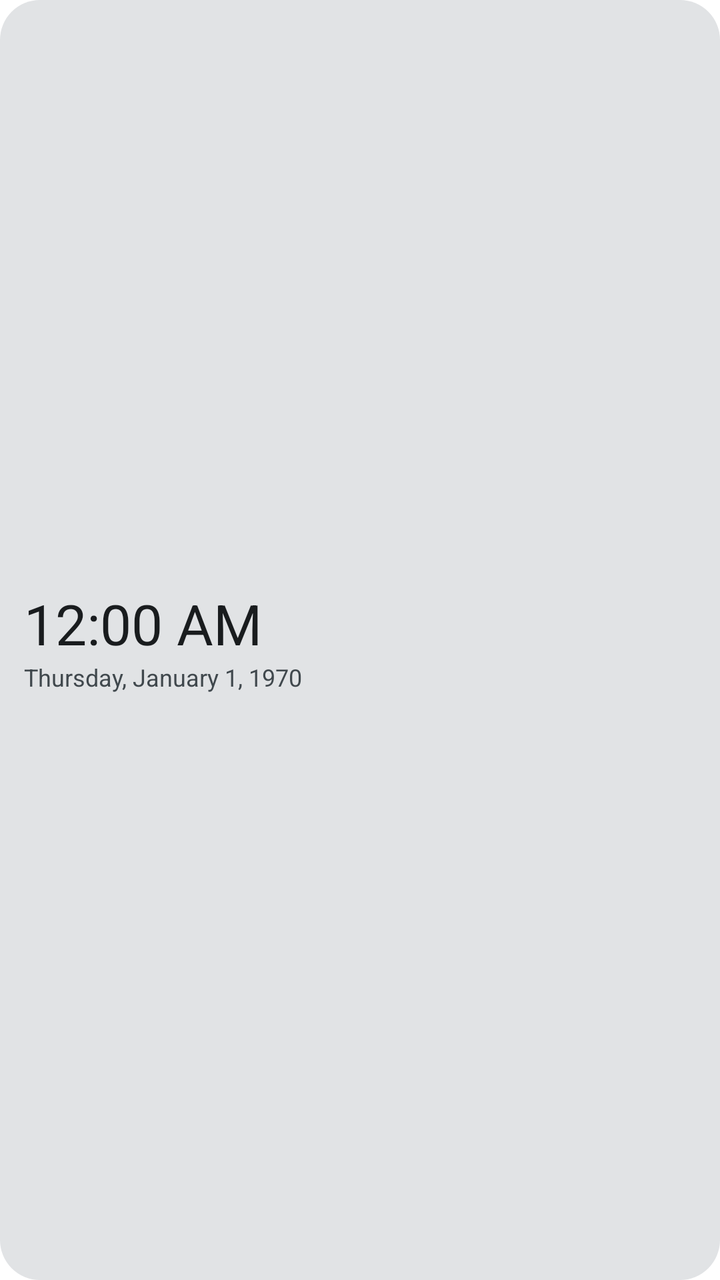
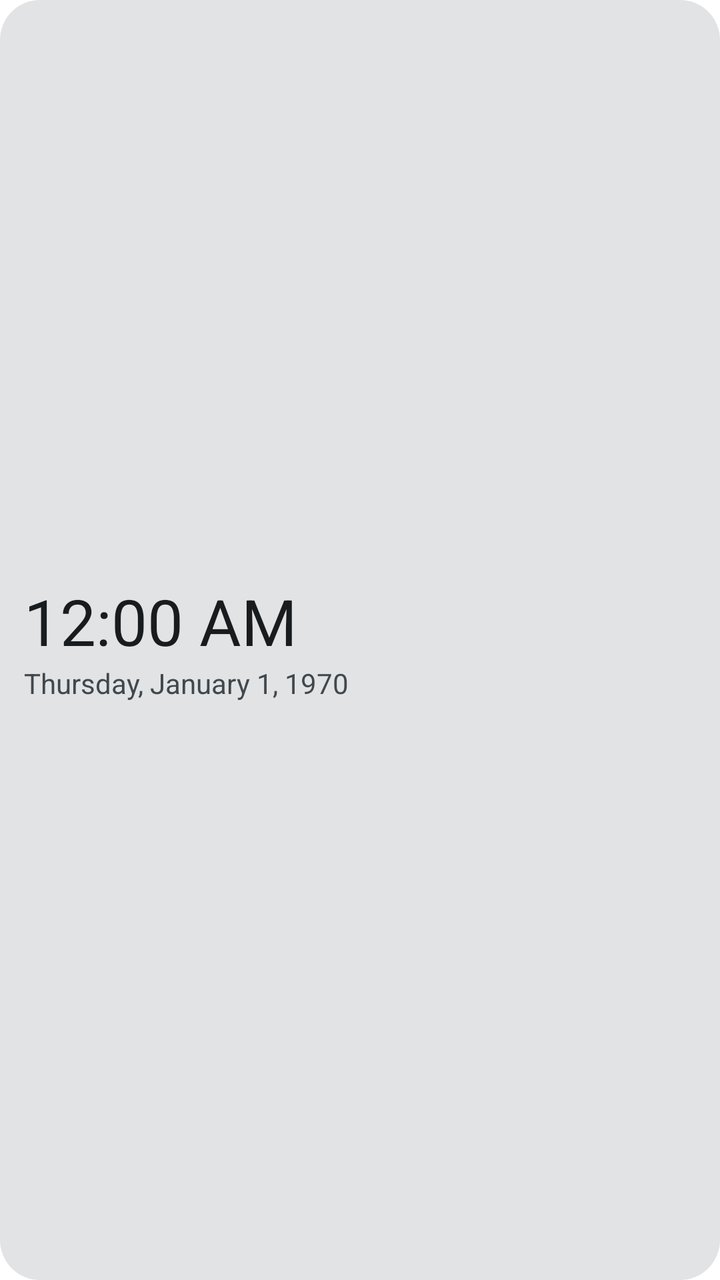

An Android layout rendered at two revisions. The XML below is the earlier revision; the diff shows what the commit changed to produce the second picture.
<!-- AndroidManifest.xml: application theme EnyoWindow -->
<!-- res/layout/today_widget_clock.xml -->
<LinearLayout xmlns:android="http://schemas.android.com/apk/res/android"
    android:id="@id/widget_content"
    android:layout_width="match_parent"
    android:layout_height="match_parent"
    android:background="@drawable/today_widget_surface"
    android:gravity="center_vertical"
    android:orientation="vertical"
    android:padding="12dp">
    <TextClock
        android:id="@id/widget_value"
        android:layout_width="match_parent"
        android:layout_height="wrap_content"
        android:maxLines="1"
        android:textColor="@color/today_widget_text"
        android:textSize="28sp" />
    <TextClock
        android:layout_width="match_parent"
        android:layout_height="wrap_content"
        android:format12Hour="@string/widget_date_format"
        android:format24Hour="@string/widget_date_format"
        android:maxLines="1"
        android:textColor="@color/today_widget_quiet"
        android:textSize="12sp" />
</LinearLayout>
<!-- resources referenced by this layout -->
<resources>
  <color name="today_widget_quiet">@android:color/system_neutral2_700</color>
  <color name="today_widget_text">@android:color/system_neutral1_900</color>
  <!-- drawable today_widget_surface (drawable) -->
  <shape xmlns:android="http://schemas.android.com/apk/res/android">
      <solid android:color="@color/today_widget_surface" />
      <corners android:radius="20dp" />
  </shape>
  <string name="widget_date_format">EEEE, MMMM d, yyyy</string>
  <style name="EnyoWindow" parent="@android:style/Theme.Material.NoActionBar">
          <item name="android:windowShowWallpaper">true</item>
          <item name="android:windowBackground">@android:color/transparent</item>
      </style>
  <color name="today_widget_surface">@android:color/system_neutral1_100</color>
</resources>

<!-- the commit's change to res/layout/today_widget_clock.xml (unified diff, before → after) -->
@@ -12,7 +12,7 @@
         android:layout_height="wrap_content"
         android:maxLines="1"
         android:textColor="@color/today_widget_text"
-        android:textSize="28sp" />
+        android:textSize="32sp" />
     <TextClock
         android:layout_width="match_parent"
         android:layout_height="wrap_content"
@@ -20,5 +20,5 @@
         android:format24Hour="@string/widget_date_format"
         android:maxLines="1"
         android:textColor="@color/today_widget_quiet"
-        android:textSize="12sp" />
+        android:textSize="14sp" />
 </LinearLayout>
